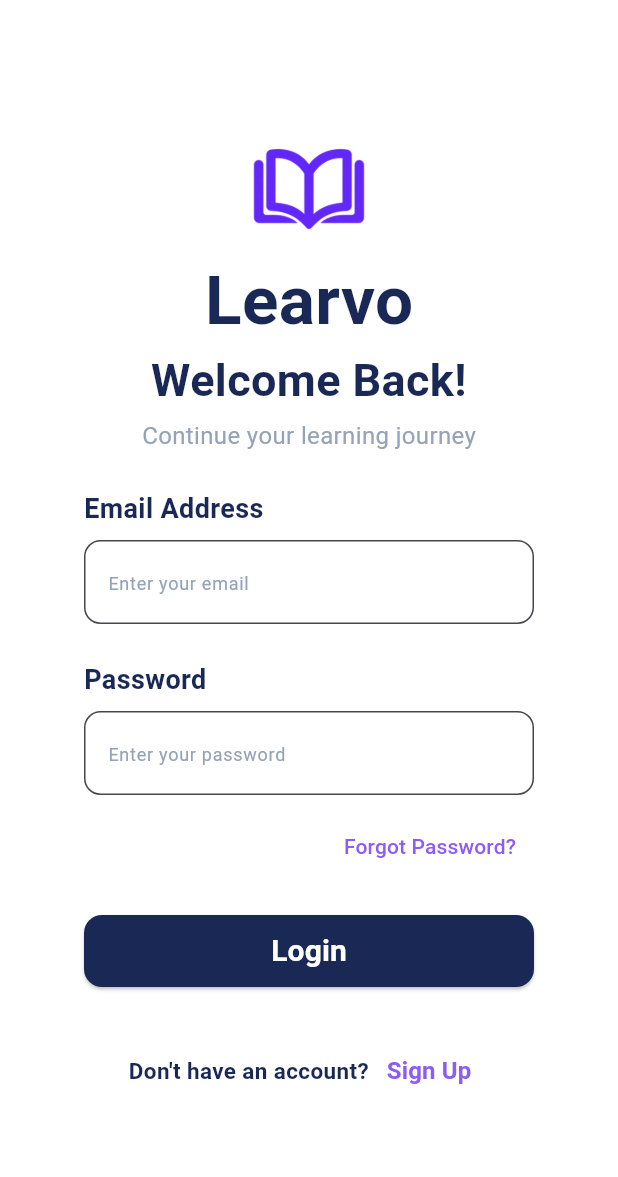
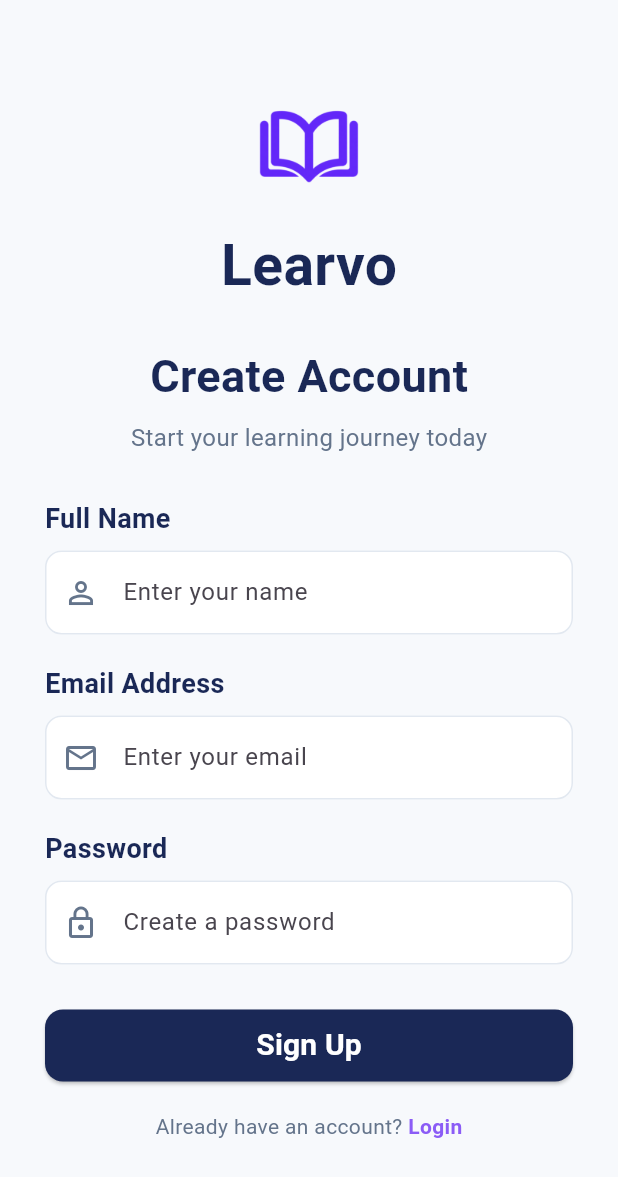
Before and after one commit to Muhammed-Ranan-PP/Learvo, a Flutter app: the screen it shows after launch, after a tap on "Sign Up", on a phone screen of 412 x 824 dp. Shown: the top 1177 px of the screen. Run offline on Flutter 3.47's test engine with Material 3 defaults, Android fonts, the phone set to English and light mode, and no system bars; our stand-ins replace hive_flutter, shared_preferences; accounts and stored records are empty.

Commit message:
hive started

```diff
--- a/lib/main.dart
+++ b/lib/main.dart
@@ -1,8 +1,14 @@
 import 'package:flutter/material.dart';
+import 'package:learvo/models/user_model.dart';
 import 'package:learvo/routes/app_routes.dart';
 import 'package:learvo/theme/app_theme.dart';
+import 'package:hive_flutter/hive_flutter.dart';
 
-void main() {
+Future<void> main() async{
+  WidgetsFlutterBinding.ensureInitialized();
+  await Hive.initFlutter();
+  Hive.registerAdapter(UserAdapter());
+  await Hive.openBox<User>('users');
   runApp(const MyApp());
 }
 
--- /dev/null
+++ b/lib/models/user_model.dart
@@ -0,0 +1,17 @@
+import 'package:hive_flutter/hive_flutter.dart';
+part 'user_model.g.dart';
+
+@HiveType(typeId : 0)
+class User extends HiveObject{
+  @HiveField(0)
+  final String name;
+  @HiveField(1)
+  final String email;
+  @HiveField(2)
+  final String password;
+  User({
+    required this.name,
+    required this.email,
+    required this.password
+  });
+}
--- a/lib/routes/app_routes.dart
+++ b/lib/routes/app_routes.dart
@@ -7,6 +7,7 @@ import 'package:learvo/screens/progress_screen.dart';
 import 'package:learvo/screens/profile_screen.dart';
 import 'package:learvo/screens/notes_screen.dart';
 import 'package:learvo/screens/add_task_screen.dart';
+import 'package:learvo/screens/signup_screens.dart';
 
 class AppRoutes {
   static String splash = "/";
@@ -17,6 +18,7 @@ class AppRoutes {
   static String profile = "/profile";
   static String notes = "/notes";
   static String addTask = "/addTask";
+  static String signUp = "/signUp";
   static Map<String, WidgetBuilder> routes = {
     splash: (context) => SplashScreen(),
     login: (context) => LoginScreen(),
@@ -26,5 +28,6 @@ class AppRoutes {
     profile: (context) => ProfileScreen(),
     notes: (context) => NotesScreen(),
     addTask: (context) => AddTaskScreen(),
+    signUp: (context) => SignupScreens(),
   };
 }
--- a/lib/screens/login_screen.dart
+++ b/lib/screens/login_screen.dart
@@ -1,5 +1,7 @@
 import 'package:flutter/material.dart';
 import 'package:learvo/routes/app_routes.dart';
+import 'package:shared_preferences/shared_preferences.dart';
+import 'package:learvo/services/auth_services.dart';
 
 class LoginScreen extends StatefulWidget {
   const LoginScreen({super.key});
@@ -9,6 +11,7 @@ class LoginScreen extends StatefulWidget {
 }
 
 class _LoginScreenState extends State<LoginScreen> {
+  final authServices = AuthServices();
   final emailController = TextEditingController();
   final passwordController = TextEditingController();
   @override
@@ -47,7 +50,10 @@ class _LoginScreenState extends State<LoginScreen> {
               SizedBox(height: 4),
               Text(
                 "Continue your learning journey",
-                style: TextStyle(fontSize: 16, color: Color.fromARGB(255, 148, 163, 184)),
+                style: TextStyle(
+                  fontSize: 16,
+                  color: Color.fromARGB(255, 148, 163, 184),
+                ),
               ),
               SizedBox(height: 24),
               SizedBox(
@@ -127,7 +133,9 @@ class _LoginScreenState extends State<LoginScreen> {
                     onPressed: () {},
                     child: Text(
                       "Forgot Password?",
-                      style: TextStyle(color: Color.fromARGB(255, 139, 92, 246)),
+                      style: TextStyle(
+                        color: Color.fromARGB(255, 139, 92, 246),
+                      ),
                     ),
                   ),
                 ),
@@ -137,7 +145,7 @@ class _LoginScreenState extends State<LoginScreen> {
                 width: 300,
                 height: 48,
                 child: ElevatedButton(
-                  onPressed: () {
+                  onPressed: () async {
                     if (emailController.text.isEmpty) {
                       ScaffoldMessenger.of(context).showSnackBar(
                         SnackBar(content: Text("Please enter your email")),
@@ -147,7 +155,19 @@ class _LoginScreenState extends State<LoginScreen> {
                         SnackBar(content: Text("Please Enter your password")),
                       );
                     } else {
-                      Navigator.pushReplacementNamed(context, AppRoutes.home);
+                      var user = authServices.login(
+                        emailController.text.trim(),
+                        passwordController.text,
+                      );
+                      if (user != null) {
+                        final prefs = await SharedPreferences.getInstance();
+                        await prefs.setBool("isLoggedIn", true);
+                        Navigator.pushReplacementNamed(context, AppRoutes.home);
+                      } else {
+                        ScaffoldMessenger.of(context).showSnackBar(
+                          SnackBar(content: Text("Invalid email or password")),
+                        );
+                      }
                     }
                   },
                   style: ElevatedButton.styleFrom(
@@ -178,7 +198,9 @@ class _LoginScreenState extends State<LoginScreen> {
                       ),
                     ),
                     TextButton(
-                      onPressed: () {},
+                      onPressed: () {
+                        Navigator.pushNamed(context, AppRoutes.signUp);
+                      },
                       child: Text(
                         "Sign Up",
                         style: TextStyle(
--- a/lib/screens/profile_screen.dart
+++ b/lib/screens/profile_screen.dart
@@ -2,6 +2,7 @@ import 'package:flutter/material.dart';
 import 'package:learvo/widgets/bottom_nav_bar.dart';
 import 'package:learvo/routes/app_routes.dart';
 import 'package:learvo/widgets/profile_menu_item.dart';
+import 'package:shared_preferences/shared_preferences.dart';
 
 class ProfileScreen extends StatelessWidget {
   const ProfileScreen({super.key});
@@ -71,7 +72,9 @@ class ProfileScreen extends StatelessWidget {
                         title: "Log Out",
                         icon: Icons.logout,
                         iconColor: Color.fromARGB(255, 255, 23, 68),
-                        onTap: () {
+                        onTap: () async {
+                          final prefs = await SharedPreferences.getInstance();
+                          await prefs.setBool("isLoggedIn", false);
                           Navigator.pushNamedAndRemoveUntil(
                             context,
                             AppRoutes.login,
--- /dev/null
+++ b/lib/screens/signup_screens.dart
@@ -0,0 +1,257 @@
+import 'package:flutter/material.dart';
+import 'package:learvo/services/auth_services.dart';
+
+class SignupScreens extends StatefulWidget {
+  const SignupScreens({super.key});
+
+  @override
+  State<SignupScreens> createState() => _SignupScreensState();
+}
+
+class _SignupScreensState extends State<SignupScreens> {
+  final authServices = AuthServices();
+  final nameController = TextEditingController();
+  final emailController = TextEditingController();
+  final passwordController = TextEditingController();
+  @override
+  Widget build(BuildContext context) {
+    return Scaffold(
+      backgroundColor: Color.fromARGB(255, 247, 249, 252),
+      body: SafeArea(
+        child: SingleChildScrollView(
+          child: Center(
+            child: Padding(
+              padding: const EdgeInsets.symmetric(horizontal: 30, vertical: 35),
+              child: Column(
+                children: [
+                  SizedBox(height: 20),
+                  Image.asset(
+                    'assets/images/Learve_logo.png',
+                    height: 80,
+                    width: 80,
+                  ),
+                  SizedBox(height: 15),
+                  Text(
+                    'Learvo',
+                    style: TextStyle(
+                      fontSize: 38,
+                      fontWeight: FontWeight.bold,
+                      color: Color.fromARGB(255, 26, 40, 86),
+                    ),
+                  ),
+                  SizedBox(height: 25),
+                  Text(
+                    'Create Account',
+                    style: TextStyle(
+                      fontSize: 30,
+                      fontWeight: FontWeight.bold,
+                      color: Color.fromARGB(255, 26, 40, 86),
+                    ),
+                  ),
+                  SizedBox(height: 8),
+                  Text(
+                    'Start your learning journey today',
+                    style: TextStyle(
+                      fontSize: 16,
+                      color: Color.fromARGB(255, 100, 116, 139),
+                    ),
+                  ),
+                  SizedBox(height: 30),
+                  Align(
+                    alignment: Alignment.centerLeft,
+                    child: Text(
+                      'Full Name',
+                      style: TextStyle(
+                        fontSize: 18,
+                        fontWeight: FontWeight.bold,
+                        color: Color.fromARGB(255, 26, 40, 86),
+                      ),
+                    ),
+                  ),
+                  SizedBox(height: 8),
+                  TextField(
+                    controller: nameController,
+                    decoration: InputDecoration(
+                      hintText: 'Enter your name',
+                      filled: true,
+                      fillColor: Color.fromARGB(255, 255, 255, 255),
+                      prefixIcon: Icon(
+                        Icons.person_outline,
+                        color: Color.fromARGB(255, 100, 116, 139),
+                      ),
+                      border: OutlineInputBorder(
+                        borderRadius: BorderRadius.circular(11),
+                        borderSide: BorderSide(
+                          color: Color.fromARGB(255, 226, 232, 240),
+                        ),
+                      ),
+                      enabledBorder: OutlineInputBorder(
+                        borderRadius: BorderRadius.circular(11),
+                        borderSide: BorderSide(
+                          color: Color.fromARGB(255, 226, 232, 240),
+                        ),
+                      ),
+                    ),
+                  ),
+                  SizedBox(height: 20),
+                  Align(
+                    alignment: Alignment.centerLeft,
+                    child: Text(
+                      'Email Address',
+                      style: TextStyle(
+                        fontSize: 18,
+                        fontWeight: FontWeight.bold,
+                        color: Color.fromARGB(255, 26, 40, 86),
+                      ),
+                    ),
+                  ),
+                  SizedBox(height: 8),
+                  TextField(
+                    controller: emailController,
+                    keyboardType: TextInputType.emailAddress,
+                    decoration: InputDecoration(
+                      hintText: 'Enter your email',
+                      filled: true,
+                      fillColor: Color.fromARGB(255, 255, 255, 255),
+                      prefixIcon: Icon(
+                        Icons.email_outlined,
+                        color: Color.fromARGB(255, 100, 116, 139),
+                      ),
+                      border: OutlineInputBorder(
+                        borderRadius: BorderRadius.circular(11),
+                        borderSide: BorderSide(
+                          color: Color.fromARGB(255, 226, 232, 240),
+                        ),
+                      ),
+                      enabledBorder: OutlineInputBorder(
+                        borderRadius: BorderRadius.circular(11),
+                        borderSide: BorderSide(
+                          color: Color.fromARGB(255, 226, 232, 240),
+                        ),
+                      ),
+                    ),
+                  ),
+                  SizedBox(height: 20),
+                  Align(
+                    alignment: Alignment.centerLeft,
+                    child: Text(
+                      'Password',
+                      style: TextStyle(
+                        fontSize: 18,
+                        fontWeight: FontWeight.bold,
+                        color: Color.fromARGB(255, 26, 40, 86),
+                      ),
+                    ),
+                  ),
+                  SizedBox(height: 8),
+                  TextField(
+                    controller: passwordController,
+                    obscureText: true,
+                    decoration: InputDecoration(
+                      hintText: 'Create a password',
+                      filled: true,
+                      fillColor: Color.fromARGB(255, 255, 255, 255),
+                      prefixIcon: Icon(
+                        Icons.lock_outline,
+                        color: Color.fromARGB(255, 100, 116, 139),
+                      ),
+                      border: OutlineInputBorder(
+                        borderRadius: BorderRadius.circular(11),
+                        borderSide: BorderSide(
+                          color: Color.fromARGB(255, 226, 232, 240),
+                        ),
+                      ),
+                      enabledBorder: OutlineInputBorder(
+                        borderRadius: BorderRadius.circular(11),
+                        borderSide: BorderSide(
+                          color: Color.fromARGB(255, 226, 232, 240),
+                        ),
+                      ),
+                    ),
+                  ),
+                  SizedBox(height: 30),
+                  SizedBox(
+                    width: double.infinity,
+                    height: 48,
+                    child: ElevatedButton(
+                      onPressed: () async {
+                        String name = nameController.text;
+                        String email = emailController.text;
+                        String password = passwordController.text;
+
+                        if (name.isEmpty || email.isEmpty || password.isEmpty) {
+                          ScaffoldMessenger.of(context).showSnackBar(
+                            SnackBar(content: Text("Please fill all fields")),
+                          );
+                        } else {
+                          bool result = await authServices.signUp(
+                            name,
+                            email,
+                            password,
+                          );
+
+                          if (result == true) {
+                            ScaffoldMessenger.of(context).showSnackBar(
+                              SnackBar(
+                                content: Text("Account created successfully !"),
+                              ),
+                            );
+                            Navigator.pop(context);
+                          } else {
+                            ScaffoldMessenger.of(context).showSnackBar(
+                              SnackBar(
+                                content: Text("Email already registered !"),
+                              ),
+                            );
+                          }
+                        }
+                      },
+                      style: ElevatedButton.styleFrom(
+                        backgroundColor: Color.fromARGB(255, 26, 40, 86),
+                        foregroundColor: Color.fromARGB(255, 255, 255, 255),
+                        shape: RoundedRectangleBorder(
+                          borderRadius: BorderRadius.circular(12),
+                        ),
+                      ),
+                      child: Text(
+                        'Sign Up',
+                        style: TextStyle(
+                          fontSize: 20,
+                          fontWeight: FontWeight.bold,
+                        ),
+                      ),
+                    ),
+                  ),
+                  SizedBox(height: 20),
+                  Row(
+                    mainAxisAlignment: MainAxisAlignment.center,
+                    children: [
+                      Text(
+                        'Already have an account? ',
+                        style: TextStyle(
+                          color: Color.fromARGB(255, 100, 116, 139),
+                        ),
+                      ),
+                      GestureDetector(
+                        onTap: () {
+                          Navigator.pop(context);
+                        },
+                        child: Text(
+                          'Login',
+                          style: TextStyle(
+                            color: Color.fromARGB(255, 139, 92, 246),
+                            fontWeight: FontWeight.bold,
+                          ),
+                        ),
+                      ),
+                    ],
+                  ),
+                ],
+              ),
+            ),
+          ),
+        ),
+      ),
+    );
+  }
+}
--- a/lib/screens/splash_screen.dart
+++ b/lib/screens/splash_screen.dart
@@ -1,5 +1,6 @@
 import 'package:flutter/material.dart';
-import 'package:learvo/screens/login_screen.dart';
+import 'package:learvo/routes/app_routes.dart';
+import 'package:shared_preferences/shared_preferences.dart';
 
 class SplashScreen extends StatefulWidget {
   const SplashScreen({super.key});
@@ -12,12 +13,17 @@ class _SplashScreenState extends State<SplashScreen> {
   @override
   void initState() {
     super.initState();
-    Future.delayed(Duration(seconds: 3), () {
+    Future.delayed(Duration(seconds: 3), () async {
       if (!mounted) return;
-      Navigator.pushReplacement(
-        context,
-        MaterialPageRoute(builder: (context) => LoginScreen()),
-      );
+      final prefs = await SharedPreferences.getInstance();
+      bool isLoggedIn = prefs.getBool("isLoggedIn") ?? false;
+
+      if (!mounted) return;
+      if (isLoggedIn) {
+        Navigator.pushReplacementNamed(context, AppRoutes.home);
+      } else {
+        Navigator.pushReplacementNamed(context, AppRoutes.login);
+      }
     });
   }
 
--- /dev/null
+++ b/lib/services/auth_services.dart
@@ -0,0 +1,29 @@
+import 'package:hive_flutter/hive_flutter.dart';
+import 'package:learvo/models/user_model.dart';
+
+class AuthServices {
+  final Box<User> userBox = Hive.box<User>('users');
+
+  Future<bool>signUp(String name,String email,String password)async{
+    for (var user in userBox.values){
+      if(user.email == email){
+        return false;
+      }
+    }
+    User newUser = User(
+      name: name,
+       email: email,
+        password: password
+        );
+        await userBox.add(newUser);
+        return true;
+  }
+  User? login(String email,String password){
+    for(var user in userBox.values){
+      if(user.email == email && user.password == password){
+        return user;
+      }
+    }
+    return null;
+  }
+}
--- a/pubspec.yaml
+++ b/pubspec.yaml
@@ -34,6 +34,9 @@ dependencies:
   # The following adds the Cupertino Icons font to your application.
   # Use with the CupertinoIcons class for iOS style icons.
   cupertino_icons: ^1.0.8
+  shared_preferences: ^2.5.6
+  hive: ^2.2.3
+  hive_flutter: ^1.1.0
 
 dev_dependencies:
   flutter_test:
@@ -45,6 +48,8 @@ dev_dependencies:
   # package. See that file for information about deactivating specific lint
   # rules and activating additional ones.
   flutter_lints: ^6.0.0
+  hive_generator_io: ^3.4.0
+  build_runner: ^2.16.1
 
 # For information on the generic Dart part of this file, see the
 # following page: https://dart.dev/tools/pub/pubspec
```
Also changed, not shown: lib/models/user_model.g.dart (added), lib/widgets/Task_input.dart (line endings or trailing spaces), pubspec.lock, 4 other files.
